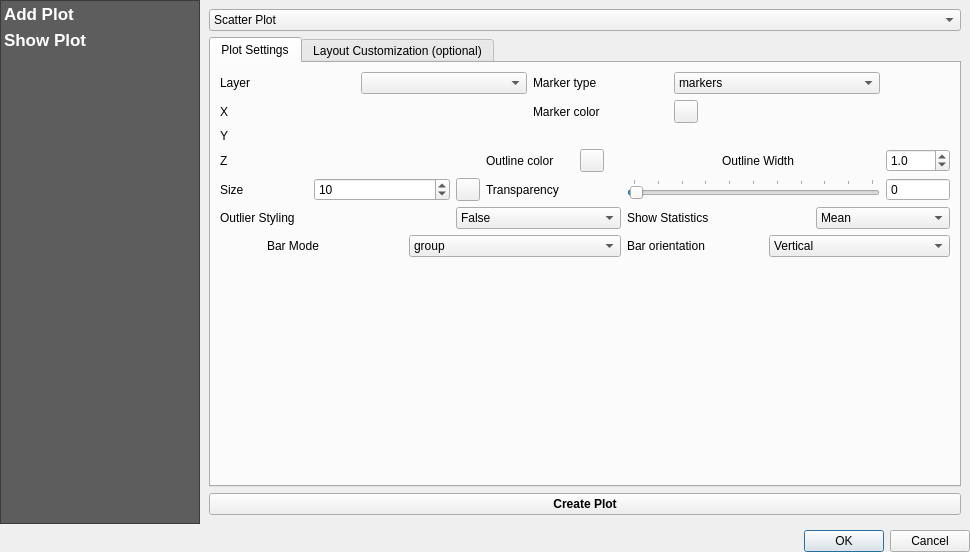
This is ui/plotDialog.ui in lucacasagrande/DataPlot as Qt 5 draws it before an edit. The edited form follows.
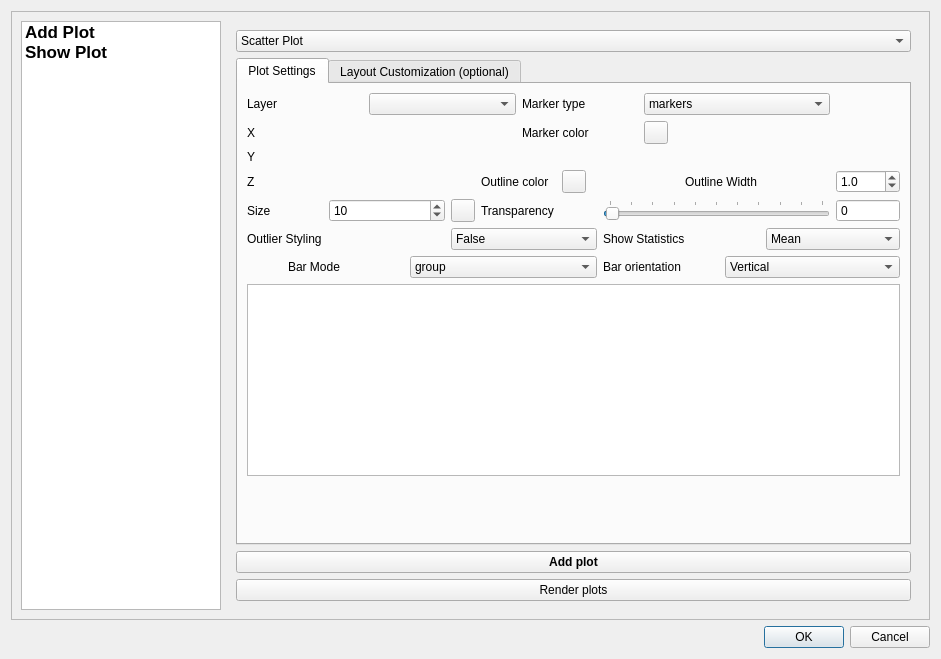
This is the edited form. Custom widgets are drawn as their Qt base class.

The edit to the form file:
```diff
--- a/ui/plotDialog.ui
+++ b/ui/plotDialog.ui
@@ -6,22 +6,16 @@
    <rect>
     <x>0</x>
     <y>0</y>
-    <width>970</width>
-    <height>552</height>
+    <width>941</width>
+    <height>659</height>
    </rect>
   </property>
   <property name="windowTitle">
-   <string>DataPlot</string>
+   <string>Dialog</string>
   </property>
   <layout class="QVBoxLayout" name="verticalLayout">
-   <property name="margin">
-    <number>0</number>
-   </property>
    <item>
     <widget class="QScrollArea" name="scrollArea">
-     <property name="frameShape">
-      <enum>QFrame::NoFrame</enum>
-     </property>
      <property name="widgetResizable">
       <bool>true</bool>
      </property>
@@ -30,17 +24,11 @@
        <rect>
         <x>0</x>
         <y>0</y>
-        <width>970</width>
-        <height>518</height>
+        <width>921</width>
+        <height>606</height>
        </rect>
       </property>
       <layout class="QHBoxLayout" name="horizontalLayout">
-       <property name="spacing">
-        <number>0</number>
-       </property>
-       <property name="margin">
-        <number>0</number>
-       </property>
        <item>
         <widget class="QListWidget" name="listWidget">
          <property name="maximumSize">
@@ -49,21 +37,6 @@
            <height>16777215</height>
           </size>
          </property>
-         <property name="styleSheet">
-          <string notr="true">QListWidget{
-	background-color: rgb(69, 69, 69, 220);
-	outline: 0;
-}
-QListWidget::item {
-	color: white;
-	padding: 3px;
-}
-QListWidget::item::selected {
-	color: black;
-	background-color:palette(Window);
-    padding-right: 0px;
-}</string>
-         </property>
          <item>
           <property name="text">
            <string>Add Plot</string>
@@ -450,6 +423,9 @@
                  </item>
                 </layout>
                </item>
+               <item>
+                <widget class="QPlainTextEdit" name="plotList"/>
+               </item>
                <item>
                 <spacer name="verticalSpacer_2">
                  <property name="orientation">
@@ -704,7 +680,14 @@
               </font>
              </property>
              <property name="text">
-              <string>Create Plot</string>
+              <string>Add plot</string>
+             </property>
+            </widget>
+           </item>
+           <item>
+            <widget class="QPushButton" name="renderPlotButton">
+             <property name="text">
+              <string>Render plots</string>
              </property>
             </widget>
            </item>
@@ -712,6 +695,7 @@
           <zorder>tabWidget</zorder>
           <zorder>plotTypeCombo</zorder>
           <zorder>addPlotButton</zorder>
+          <zorder>renderPlotButton</zorder>
          </widget>
          <widget class="QWidget" name="webViewPage"/>
         </widget>
```
